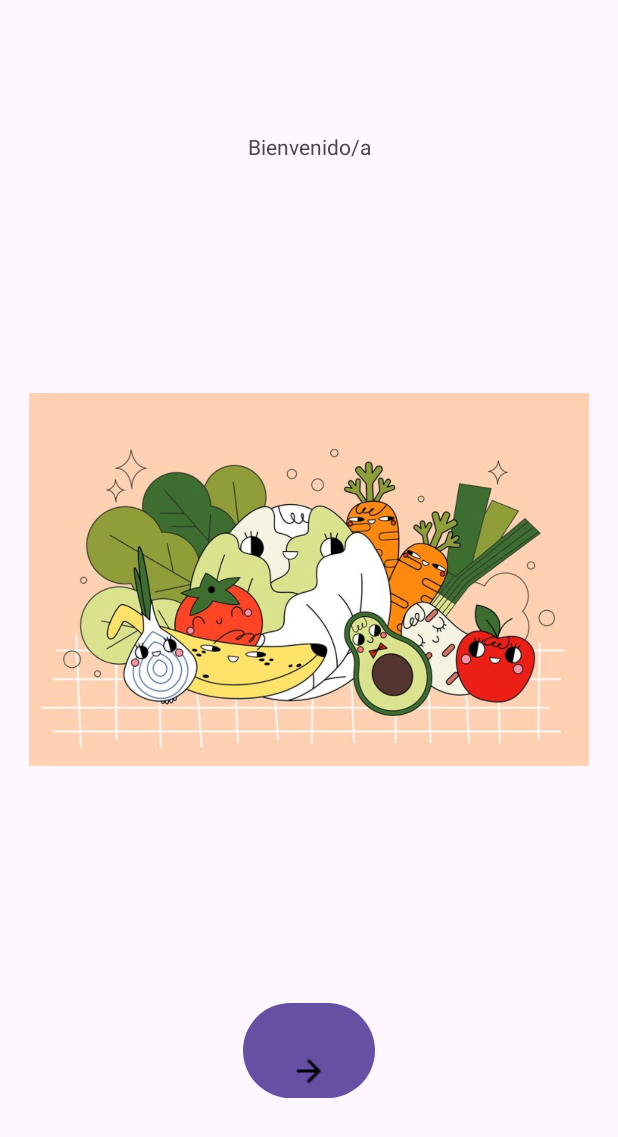
After one commit to nicole-alvarado/NutriTNT, an Android app: the fragment WelcomeFragment placed in its activity, on a phone screen of 412 x 824 dp. The commit adds this screen. Shown: the top 1137 px of the screen. Run offline under Robolectric (Android 15) with nearby library versions, the phone set to English and light mode, and no system bars.

Commit message:
Fragments Login & Welcome

```diff
--- a/app/build.gradle.kts
+++ b/app/build.gradle.kts
@@ -39,7 +39,7 @@ android {
 }
 
 dependencies {
-
+    val fragment_version = "1.7.0"
     implementation(libs.androidx.core.ktx)
     implementation(libs.androidx.appcompat)
     implementation(libs.material)
@@ -48,4 +48,5 @@ dependencies {
     testImplementation(libs.junit)
     androidTestImplementation(libs.androidx.junit)
     androidTestImplementation(libs.androidx.espresso.core)
+    implementation("androidx.fragment:fragment-ktx:$fragment_version")
 }
--- /dev/null
+++ b/app/src/main/java/com/example/nutritnt/ContainerFragmentActivity.kt
@@ -0,0 +1,19 @@
+package com.example.nutritnt
+
+
+import android.os.Bundle
+import androidx.appcompat.app.AppCompatActivity
+import androidx.fragment.app.commit
+import androidx.fragment.app.add
+
+class ContainerFragmentActivity :  AppCompatActivity(R.layout.activity_container_fragment) {
+        override fun onCreate(savedInstanceState: Bundle?) {
+            super.onCreate(savedInstanceState)
+            if (savedInstanceState == null) {
+                supportFragmentManager.commit {
+                    setReorderingAllowed(true)
+                    add<LoginFragment>(R.id.fragmentContainer)
+                }
+            }
+        }
+}
--- /dev/null
+++ b/app/src/main/java/com/example/nutritnt/LoginFragment.kt
@@ -0,0 +1,66 @@
+package com.example.nutritnt
+
+import android.content.Intent
+import android.os.Bundle
+import android.util.Log
+import androidx.fragment.app.Fragment
+import android.view.LayoutInflater
+import android.view.View
+import android.view.ViewGroup
+import android.widget.Toast
+import androidx.core.view.ViewCompat
+import androidx.core.view.WindowInsetsCompat
+import com.example.nutritnt.databinding.FragmentLoginBinding
+
+
+
+
+class LoginFragment : Fragment() {
+
+    private lateinit var binding: FragmentLoginBinding
+
+    override fun onCreate(savedInstanceState: Bundle?) {
+        super.onCreate(savedInstanceState)
+
+
+        binding = FragmentLoginBinding.inflate(layoutInflater)
+        val view = binding.root
+
+
+        binding.loginButton.setOnClickListener(){
+            Log.d("Botones", "Botón ingresar clickeado")
+            if (binding.inputUsuario.editText?.text.toString() == "admin" && binding.inputPassword.editText?.text.toString() == "tnt2024"){
+                Toast.makeText(context, "Ingreso exitoso!", Toast.LENGTH_SHORT).show()
+
+                val context = binding.root.context
+                val intent = Intent(context, WelcomeFragment::class.java)
+
+                context.startActivity(intent) // Iniciar la actividad con el intent
+
+            } else {
+                Toast.makeText(context, "Usuario y/o contraseña incorrectos", Toast.LENGTH_SHORT).show()
+            }
+
+        }
+
+        ViewCompat.setOnApplyWindowInsetsListener(view) { v, insets ->
+            val systemBars = insets.getInsets(WindowInsetsCompat.Type.systemBars())
+            v.setPadding(systemBars.left, systemBars.top, systemBars.right, systemBars.bottom)
+            insets
+        }
+
+        Log.i("estados","onCreate")
+
+    }
+
+    override fun onCreateView(
+        inflater: LayoutInflater, container: ViewGroup?,
+        savedInstanceState: Bundle?
+    ): View? {
+
+        // Inflate the layout for this fragment
+        return inflater.inflate(R.layout.fragment_login, container, false)
+    }
+
+
+}
--- /dev/null
+++ b/app/src/main/java/com/example/nutritnt/WelcomeFragment.kt
@@ -0,0 +1,56 @@
+package com.example.nutritnt
+
+import android.content.Intent
+import android.os.Bundle
+import android.util.Log
+import androidx.fragment.app.Fragment
+import android.view.LayoutInflater
+import android.view.View
+import android.view.ViewGroup
+import androidx.activity.enableEdgeToEdge
+import androidx.core.view.ViewCompat
+import androidx.core.view.WindowInsetsCompat
+import com.example.nutritnt.databinding.ActivityWelcomeBinding
+import com.example.nutritnt.databinding.FragmentWelcomeBinding
+
+class WelcomeFragment : Fragment() {
+
+
+        private lateinit var binding: FragmentWelcomeBinding
+
+        override fun onCreate(savedInstanceState: Bundle?) {
+            super.onCreate(savedInstanceState)
+
+            //setContentView(R.layout.activity_welcome)
+
+            binding = FragmentWelcomeBinding.inflate(layoutInflater)
+            val view = binding.root
+
+
+            binding.buttonEncuestas.text = "Ver encuestas"
+            binding.textBienvenida.text = "Binvenido/a"
+
+            binding.buttonEncuestas.setOnClickListener(){
+                Log.d("Botones", "Botón ver encuentas clickeado")
+                val context = binding.root.context
+                val intent = Intent(context, ListadoEncuestasActivity::class.java)
+                context.startActivity(intent) // Iniciar la actividad con el intent
+            }
+            ViewCompat.setOnApplyWindowInsetsListener(view) { v, insets ->
+                val systemBars = insets.getInsets(WindowInsetsCompat.Type.systemBars())
+                v.setPadding(systemBars.left, systemBars.top, systemBars.right, systemBars.bottom)
+                insets
+            }
+
+    }
+
+    override fun onCreateView(
+        inflater: LayoutInflater, container: ViewGroup?,
+        savedInstanceState: Bundle?
+    ): View? {
+        // Inflate the layout for this fragment
+        return inflater.inflate(R.layout.fragment_welcome, container, false)
+    }
+
+
+}
--- /dev/null
+++ b/app/src/main/res/layout/activity_container_fragment.xml
@@ -0,0 +1,22 @@
+<?xml version="1.0" encoding="utf-8"?>
+<androidx.constraintlayout.widget.ConstraintLayout xmlns:android="http://schemas.android.com/apk/res/android"
+    xmlns:app="http://schemas.android.com/apk/res-auto"
+    xmlns:tools="http://schemas.android.com/tools"
+    android:id="@+id/main"
+    android:layout_width="match_parent"
+    android:layout_height="match_parent"
+    tools:context=".ContainerFragmentActivity">
+
+    <androidx.fragment.app.FragmentContainerView
+        android:id="@+id/fragmentContainer"
+        android:layout_width = "0dp"
+        android:layout_height = "0dp"
+        app:layout_constraintBottom_toBottomOf="parent"
+        app:layout_constraintEnd_toEndOf="parent"
+        app:layout_constraintStart_toStartOf="parent"
+        app:layout_constraintTop_toTopOf="parent"
+        />
+
+
+
+</androidx.constraintlayout.widget.ConstraintLayout>
--- /dev/null
+++ b/app/src/main/res/layout/fragment_welcome.xml
@@ -0,0 +1,44 @@
+<?xml version="1.0" encoding="utf-8"?>
+<androidx.constraintlayout.widget.ConstraintLayout xmlns:android="http://schemas.android.com/apk/res/android"
+    xmlns:app="http://schemas.android.com/apk/res-auto"
+    xmlns:tools="http://schemas.android.com/tools"
+    android:id="@+id/welcome"
+    android:layout_width="match_parent"
+    android:layout_height="match_parent"
+    tools:context=".WelcomeFragment">
+
+    <ImageView
+        android:id="@+id/imageView"
+        android:layout_width="373dp"
+        android:layout_height="382dp"
+        app:layout_constraintBottom_toTopOf="@+id/buttonEncuestas"
+        app:layout_constraintEnd_toEndOf="parent"
+        app:layout_constraintHorizontal_bias="0.5"
+        app:layout_constraintStart_toStartOf="parent"
+        app:layout_constraintTop_toBottomOf="@+id/textBienvenida"
+        app:layout_constraintVertical_bias="0.5"
+        app:srcCompat="@drawable/alimentos" />
+
+    <Button
+        android:id="@+id/buttonEncuestas"
+        android:layout_width="wrap_content"
+        android:layout_height="wrap_content"
+        android:drawableBottom="@drawable/arrow_forward"
+        app:layout_constraintBottom_toBottomOf="parent"
+        app:layout_constraintEnd_toEndOf="parent"
+        app:layout_constraintHorizontal_bias="0.5"
+        app:layout_constraintStart_toStartOf="parent"
+        app:layout_constraintTop_toBottomOf="@+id/imageView"
+        app:layout_constraintVertical_bias="0.5" />
+
+    <TextView
+        android:id="@+id/textBienvenida"
+        android:layout_width="wrap_content"
+        android:layout_height="wrap_content"
+        android:text="Bienvenido/a"
+        app:layout_constraintBottom_toTopOf="@+id/imageView"
+        app:layout_constraintEnd_toEndOf="parent"
+        app:layout_constraintStart_toStartOf="parent"
+        app:layout_constraintTop_toTopOf="parent"
+        app:layout_constraintVertical_bias="0.35000002" />
+</androidx.constraintlayout.widget.ConstraintLayout>
--- a/app/src/main/res/values/strings.xml
+++ b/app/src/main/res/values/strings.xml
@@ -2,4 +2,6 @@
     <string name="app_name">NutriTNT</string>
     <string name="button_ingresar">Ingresar</string>
     <string name="button_ingresar_description">Botón para iniciar sesión</string>
+    <!-- TODO: Remove or change this placeholder text -->
+    <string name="hello_blank_fragment">Hello blank fragment</string>
 </resources>
--- a/settings.gradle.kts
+++ b/settings.gradle.kts
@@ -16,6 +16,7 @@ dependencyResolutionManagement {
     repositories {
         google()
         mavenCentral()
+
     }
 }
 
```
Also changed, not shown: app/src/main/AndroidManifest.xml (+12 -5 lines), app/src/main/res/layout/fragment_login.xml (added, +92 -0 lines).
